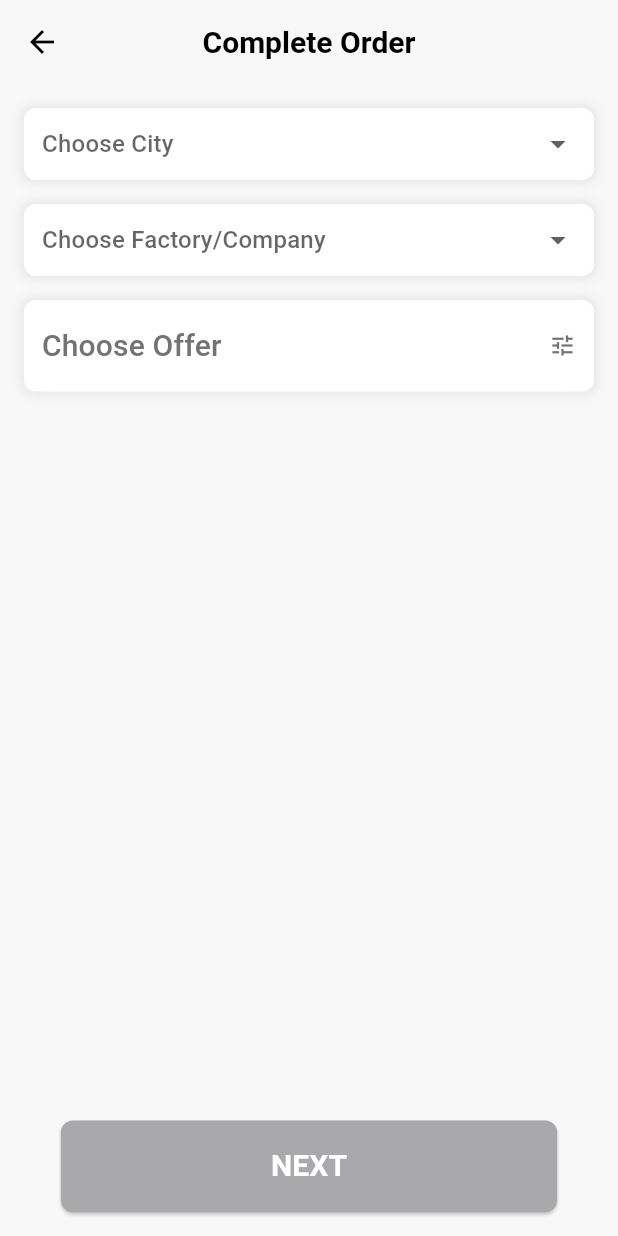
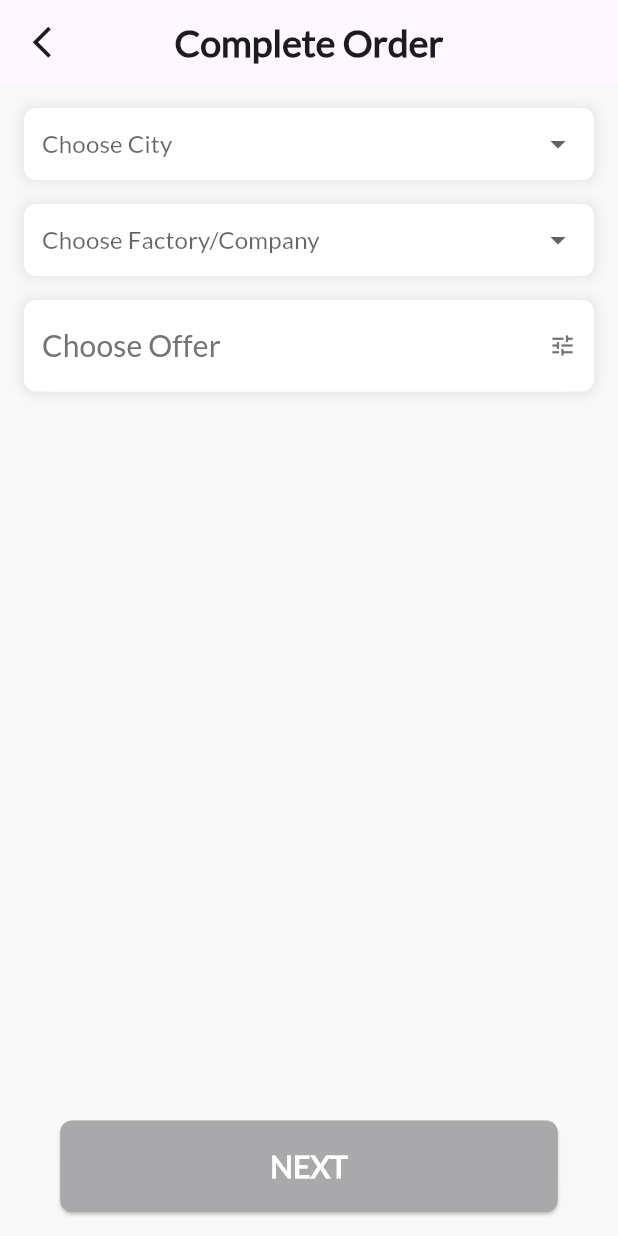
Before and after one commit to S3dwi/green_oil_seekers, a Flutter app: the screen it shows after launch, after a tap on "Recycle Your Oil Now!", on a phone screen of 412 x 824 dp. Run offline on Flutter 3.47's test engine with Material 3 defaults, Android fonts, the phone set to English and light mode, and no system bars.

Commit message:
HomeScreen

```diff
--- a/green_oil_seekers/lib/chooseCity_screen/chooseCity_screen.dart
+++ b/green_oil_seekers/lib/chooseCity_screen/choose_city_screen.dart
@@ -1,10 +1,13 @@
 import 'package:flutter/material.dart';
 
-import 'chooseOffer.dart'; // Import the modal logic
+import 'choose_offer.dart'; // Import the modal logic
 
 class ChooseCityScreen extends StatefulWidget {
+  const ChooseCityScreen({super.key});
   @override
-  _ChooseCityScreenState createState() => _ChooseCityScreenState();
+  State<StatefulWidget> createState() {
+    return _ChooseCityScreenState();
+  }
 }
 
 class _ChooseCityScreenState extends State<ChooseCityScreen> {
@@ -24,24 +27,23 @@ class _ChooseCityScreenState extends State<ChooseCityScreen> {
   @override
   Widget build(BuildContext context) {
     return Scaffold(
+      backgroundColor: Theme.of(context).scaffoldBackgroundColor,
       appBar: AppBar(
-        backgroundColor: Colors.transparent,
-        elevation: 0,
-        leading: IconButton(
-          icon: Icon(Icons.arrow_back, color: Colors.black),
-          onPressed: () {
-            Navigator.pop(context);
-          },
-        ),
+        centerTitle: true, // Ensures title is centered
         title: const Text(
           'Complete Order',
           style: TextStyle(
-            fontSize: 20,
             fontWeight: FontWeight.bold,
-            color: Colors.black,
+            fontSize: 25,
           ),
         ),
-        centerTitle: true,
+        leading: IconButton(
+          icon: const Icon(
+            Icons.arrow_back_ios_new,
+            size: 25,
+          ),
+          onPressed: () => Navigator.of(context).pop(),
+        ),
       ),
       body: Padding(
         padding: const EdgeInsets.all(16.0),
@@ -83,7 +85,7 @@ class _ChooseCityScreenState extends State<ChooseCityScreen> {
                           enabled: false,
                           child: Column(
                             crossAxisAlignment: CrossAxisAlignment.start,
-                            children: const [
+                            children: [
                               Text(
                                 'Find City',
                                 style: TextStyle(
@@ -95,7 +97,8 @@ class _ChooseCityScreenState extends State<ChooseCityScreen> {
                           ),
                         ),
                         // The actual list of cities
-                        ...cities.map((city) {
+                        ...cities.map(
+                          (city) {
                             return DropdownMenuItem(
                               value: city,
                               child: Text(
@@ -107,7 +110,8 @@ class _ChooseCityScreenState extends State<ChooseCityScreen> {
                                 ),
                               ),
                             );
-                        }).toList(),
+                          },
+                        ),
                       ],
                     ),
                   ),
@@ -224,7 +228,6 @@ class _ChooseCityScreenState extends State<ChooseCityScreen> {
           ],
         ),
       ),
-      backgroundColor: const Color(0xFFF8F8F8), // Matches the Figma design
     );
   }
 }
--- a/green_oil_seekers/lib/chooseCity_screen/chooseOffer.dart
+++ b/green_oil_seekers/lib/chooseCity_screen/choose_offer.dart
@@ -1,5 +1,4 @@
 import 'package:flutter/material.dart';
-
 import 'oil_type_selection.dart'; // Import your custom widgets if needed
 import 'range_section.dart';
 
@@ -40,7 +39,7 @@ void showOfferSheet(BuildContext context) {
               // Oil Type Selection
               const Text('Oil type',
                   style: TextStyle(fontWeight: FontWeight.bold)),
-              OilTypeSelection(), // Add the oil type selection widget
+              const OilTypeSelection(), // Add the oil type selection widget
               const SizedBox(height: 16),
 
               // Quantity Range Input
--- a/green_oil_seekers/lib/chooseCity_screen/dropdown_field.dart
+++ b/green_oil_seekers/lib/chooseCity_screen/dropdown_field.dart
@@ -1,17 +1,18 @@
 import 'package:flutter/material.dart';
 
 class DropdownField extends StatelessWidget {
-  final String hint;
-  final List<String> items;
-  final String? selectedItem;
-  final ValueChanged<String?> onChanged;
-
-  DropdownField({
+  const DropdownField({
+    super.key,
     required this.hint,
     required this.items,
     required this.selectedItem,
     required this.onChanged,
   });
+
+  final String hint;
+  final List<String> items;
+  final String? selectedItem;
+  final ValueChanged<String?> onChanged;
 
   @override
   Widget build(BuildContext context) {
@@ -35,19 +36,21 @@ class DropdownField extends StatelessWidget {
         hint: Text(hint),
         value: selectedItem,
         onChanged: onChanged,
-        items: items.map((item) {
+        items: items.map(
+          (item) {
             return DropdownMenuItem(
               value: item,
               child: Text(
                 item,
                 style: TextStyle(
                   color: selectedItem == item
-                    ? Color(0xFF47AB4D)
+                      ? const Color(0xFF47AB4D)
                       : Colors.black, // Green when selected
                 ),
               ),
             );
-        }).toList(),
+          },
+        ).toList(),
       ),
     );
   }
--- a/green_oil_seekers/lib/chooseCity_screen/oil_type_selection.dart
+++ b/green_oil_seekers/lib/chooseCity_screen/oil_type_selection.dart
@@ -1,8 +1,11 @@
 import 'package:flutter/material.dart';
 
 class OilTypeSelection extends StatefulWidget {
+  const OilTypeSelection({super.key});
   @override
-  _OilTypeSelectionState createState() => _OilTypeSelectionState();
+  State<StatefulWidget> createState() {
+    return _OilTypeSelectionState();
+  }
 }
 
 class _OilTypeSelectionState extends State<OilTypeSelection> {
--- a/green_oil_seekers/lib/chooseCity_screen/range_section.dart
+++ b/green_oil_seekers/lib/chooseCity_screen/range_section.dart
@@ -1,20 +1,22 @@
 import 'package:flutter/material.dart';
 
 class RangeSection extends StatefulWidget {
+  const RangeSection({
+    super.key,
+    required this.title,
+    required this.unit,
+    required this.min,
+    required this.max,
+  });
   final String title;
   final String unit;
   final double min;
   final double max;
 
-  const RangeSection({
-    required this.title,
-    required this.unit,
-    required this.min,
-    required this.max,
-  });
-
   @override
-  _RangeSectionState createState() => _RangeSectionState();
+  State<StatefulWidget> createState() {
+    return _RangeSectionState();
+  }
 }
 
 class _RangeSectionState extends State<RangeSection> {
--- a/green_oil_seekers/lib/home_screen/home_screen.dart
+++ b/green_oil_seekers/lib/home_screen/home_screen.dart
@@ -1,8 +1,18 @@
 import 'package:flutter/material.dart';
-import 'package:green_oil_seekers/chooseCity_screen/chooseCity_screen.dart'; // Import ChooseCityScreen
+import 'package:green_oil_seekers/chooseCity_screen/choose_city_screen.dart';
+import 'package:green_oil_seekers/home_screen/recycle_button.dart'; // Import ChooseCityScreen
 
 class HomeScreen extends StatelessWidget {
   const HomeScreen({super.key});
+
+  void chooseCity(BuildContext context) {
+    // Navigate to ChooseCityScreen when the user clicks on the "Choose City" button
+    Navigator.of(context).push(
+      MaterialPageRoute(
+        builder: (context) => const ChooseCityScreen(),
+      ),
+    );
+  }
 
   @override
   Widget build(BuildContext context) {
@@ -12,7 +22,10 @@ class HomeScreen extends StatelessWidget {
           crossAxisAlignment: CrossAxisAlignment.stretch,
           children: [
             // Top Image and Title
-            Stack(
+            SizedBox(
+              width: double.infinity,
+              height: 320, // Same vertical size as before
+              child: Stack(
                 children: [
                   Image.asset(
                     'assets/images/home_img.png', // Placeholder for the background image
@@ -33,26 +46,43 @@ class HomeScreen extends StatelessWidget {
                             fontSize: 48,
                             fontWeight: FontWeight.bold,
                           ),
-                        textAlign: TextAlign.center,
+                          textAlign: TextAlign.left,
                         ),
-                      SizedBox(height: 8),
+                        SizedBox(height: 0),
                         Text(
-                        'Help the planet & earn rewards!',
+                          'Help the planet & earn \nrewards!',
                           style: TextStyle(
                             color: Colors.white,
                             fontSize: 24,
+                            fontWeight: FontWeight.w300,
                           ),
-                        textAlign: TextAlign.center,
+                          textAlign: TextAlign.left,
                         ),
                       ],
                     ),
                   ),
-              ],
+                  Positioned(
+                    bottom: 0,
+                    left: 0,
+                    right: 0,
+                    child: Container(
+                      width: double.infinity,
+                      height: 58,
+                      decoration: const BoxDecoration(
+                        color: Color(0xFFF8F8F8),
+                        borderRadius: BorderRadius.only(
+                          topLeft: Radius.circular(20),
+                          topRight: Radius.circular(20),
+                        ),
+                      ),
+                    ),
                   ),
 
                   // Address Section
-            const Padding(
-              padding: EdgeInsets.all(16.0),
+                  const Positioned(
+                    bottom: 22,
+                    left: 16,
+                    right: 16,
                     child: Row(
                       children: [
                         Icon(Icons.location_on, color: Colors.green),
@@ -67,10 +97,15 @@ class HomeScreen extends StatelessWidget {
                       ],
                     ),
                   ),
+                ],
+              ),
+            ),
 
             // Search Bar
             Padding(
-              padding: const EdgeInsets.symmetric(horizontal: 16.0),
+              padding: const EdgeInsets.symmetric(
+                horizontal: 25.0,
+              ),
               child: TextField(
                 decoration: InputDecoration(
                   hintText: 'Search',
@@ -84,26 +119,11 @@ class HomeScreen extends StatelessWidget {
 
             // Recycle Your Oil Now Button
             Padding(
-              padding: const EdgeInsets.all(16.0),
-              child: ElevatedButton(
-                onPressed: () {
-                  // Navigate to ChooseCityScreen when button is pressed
-                  Navigator.push(
-                    context,
-                    MaterialPageRoute(builder: (context) => ChooseCityScreen()),
-                  );
+              padding: const EdgeInsets.all(15.0),
+              child: RecycleButton(
+                onRecycleOil: () {
+                  chooseCity(context);
                 },
-                style: ElevatedButton.styleFrom(
-                  backgroundColor: Colors.green, // Set your button color here
-                  padding: const EdgeInsets.symmetric(vertical: 16),
-                  shape: RoundedRectangleBorder(
-                    borderRadius: BorderRadius.circular(8),
-                  ),
-                ),
-                child: const Text(
-                  'Recycle Your Oil Now!',
-                  style: TextStyle(fontSize: 18, color: Colors.white),
-                ),
               ),
             ),
 
--- /dev/null
+++ b/green_oil_seekers/lib/home_screen/recycle_button.dart
@@ -0,0 +1,64 @@
+import 'package:flutter/material.dart';
+
+class RecycleButton extends StatelessWidget {
+  const RecycleButton({
+    super.key,
+    required this.onRecycleOil,
+  });
+
+  final void Function() onRecycleOil;
+
+  @override
+  Widget build(BuildContext context) {
+    return ElevatedButton(
+      onPressed: () {
+        onRecycleOil();
+      },
+      style: ElevatedButton.styleFrom(
+        shape: RoundedRectangleBorder(
+          borderRadius: BorderRadius.circular(16),
+        ),
+        backgroundColor: Theme.of(context).primaryColor,
+        padding: const EdgeInsets.symmetric(
+          vertical: 10,
+          horizontal: 10,
+        ),
+        //shadow looks only apply horizontally, need to improve
+        elevation: 6, // This adds the shadow
+        shadowColor: Colors.black.withOpacity(0.9), // Shadow color
+      ),
+      child: const Row(
+        mainAxisAlignment: MainAxisAlignment.spaceBetween,
+        children: [
+          SizedBox(width: 1),
+          Column(
+            crossAxisAlignment: CrossAxisAlignment.center,
+            children: [
+              Text(
+                "Recycle Your Oil Now!",
+                style: TextStyle(
+                  color: Color(0xFFF8F8F8),
+                  fontSize: 24,
+                  fontWeight: FontWeight.bold,
+                ),
+              ),
+              Text(
+                "Schedule your used oil pickup in seconds",
+                style: TextStyle(
+                  color: Color(0xFFF8F8F8),
+                  fontSize: 15,
+                  fontWeight: FontWeight.w300,
+                ),
+              ),
+            ],
+          ),
+          Icon(
+            Icons.arrow_forward_ios,
+            color: Color(0xFFF8F8F8),
+            size: 16,
+          ),
+        ],
+      ),
+    );
+  }
+}
--- a/green_oil_seekers/lib/main.dart
+++ b/green_oil_seekers/lib/main.dart
@@ -1,11 +1,15 @@
 import 'package:flutter/material.dart';
 import 'package:flutter/services.dart';
-import 'package:green_oil_seekers/home_screen/home_screen.dart'; // Import the HomeScreen
+import 'package:green_oil_seekers/nav_bar.dart';
 
 final theme = ThemeData(
   useMaterial3: true,
   scaffoldBackgroundColor: const Color(0xFFF8F8F8),
+  cardColor: const Color(0xFFFFFFFF),
+  // Primary color used for elements like buttons and icon.
   primaryColor: const Color(0xFF47AB4D),
+  disabledColor: const Color(0xFFA9A9AC),
+  fontFamily: 'Lato',
 );
 
 void main() {
@@ -27,8 +31,7 @@ class App extends StatelessWidget {
     return MaterialApp(
       theme: theme,
       themeMode: ThemeMode.system,
-      // Set initial route to HomeScreen
-      home: HomeScreen(), // Start at the HomeScreen
+      home: const NavBar(), // Start at the HomeScreen
     );
   }
 }
--- /dev/null
+++ b/green_oil_seekers/lib/nav_bar.dart
@@ -0,0 +1,90 @@
+import 'package:flutter/material.dart';
+import 'package:green_oil_seekers/home_screen/home_screen.dart';
+import 'package:green_oil_seekers/profile_screen/profile_screen.dart';
+import 'package:green_oil_seekers/schedule_screen/schedule_screen.dart';
+
+class NavBar extends StatefulWidget {
+  const NavBar({super.key});
+  @override
+  State<NavBar> createState() {
+    return _NavBar();
+  }
+}
+
+class _NavBar extends State<NavBar> {
+  int _selectedPageIndex = 0;
+
+  void _selectPage(int index) {
+    setState(() {
+      _selectedPageIndex = index;
+    });
+  }
+
+  @override
+  Widget build(BuildContext context) {
+    Widget activePage = const HomeScreen();
+
+    if (_selectedPageIndex == 1) {
+      activePage = const ScheduleScreen();
+    } else if (_selectedPageIndex == 2) {
+      activePage = const ProfileScreen();
+    }
+
+    return Scaffold(
+      body: activePage,
+      bottomNavigationBar: Container(
+        height: 70,
+        decoration: const BoxDecoration(
+          borderRadius: BorderRadius.only(
+            topRight: Radius.circular(30),
+            topLeft: Radius.circular(30),
+          ),
+          boxShadow: [
+            BoxShadow(
+              color: Colors.black38,
+              spreadRadius: 0,
+              blurRadius: 2,
+            ),
+          ],
+        ),
+        child: ClipRRect(
+          borderRadius: const BorderRadius.only(
+            topLeft: Radius.circular(30.0),
+            topRight: Radius.circular(30.0),
+          ),
+          child: BottomNavigationBar(
+            onTap: _selectPage,
+            currentIndex: _selectedPageIndex,
+            selectedItemColor: Theme.of(context).primaryColor,
+            unselectedItemColor: Colors.grey,
+            iconSize: 30,
+            selectedFontSize: 16,
+            unselectedFontSize: 14,
+            type: BottomNavigationBarType.fixed,
+            backgroundColor: Colors.white,
+            items: const [
+              BottomNavigationBarItem(
+                icon: Icon(
+                  Icons.home,
+                ),
+                label: 'Home',
+              ),
+              BottomNavigationBarItem(
+                icon: Icon(
+                  Icons.schedule,
+                ),
+                label: 'Schedule',
+              ),
+              BottomNavigationBarItem(
+                icon: Icon(
+                  Icons.person,
+                ),
+                label: 'Profile',
+              ),
+            ],
+          ),
+        ),
+      ),
+    );
+  }
+}
--- /dev/null
+++ b/green_oil_seekers/lib/profile_screen/profile_screen.dart
@@ -0,0 +1,27 @@
+import 'package:flutter/material.dart';
+
+class ProfileScreen extends StatelessWidget {
+  const ProfileScreen({super.key});
+
+  @override
+  Widget build(BuildContext context) {
+    return Scaffold(
+      backgroundColor: Theme.of(context).scaffoldBackgroundColor,
+      body: const SingleChildScrollView(
+        child: Center(
+          child: Column(
+            children: [
+              SizedBox(
+                height: 200,
+              ),
+              Text(
+                "Profile",
+                style: TextStyle(fontSize: 30),
+              ),
+            ],
+          ),
+        ),
+      ),
+    );
+  }
+}
--- /dev/null
+++ b/green_oil_seekers/lib/schedule_screen/schedule_screen.dart
@@ -0,0 +1,27 @@
+import 'package:flutter/material.dart';
+
+class ScheduleScreen extends StatelessWidget {
+  const ScheduleScreen({super.key});
+
+  @override
+  Widget build(BuildContext context) {
+    return Scaffold(
+      backgroundColor: Theme.of(context).scaffoldBackgroundColor,
+      body: const SingleChildScrollView(
+        child: Center(
+          child: Column(
+            children: [
+              SizedBox(
+                height: 200,
+              ),
+              Text(
+                "schedule",
+                style: TextStyle(fontSize: 30),
+              ),
+            ],
+          ),
+        ),
+      ),
+    );
+  }
+}
```
Also changed, not shown: green_oil_seekers/pubspec.yaml (+22 -56 lines), green_oil_seekers/assets/fonts/Lato_Regular.ttf (added), 5 other files. Lines whose indentation alone changed are shown as unchanged.
